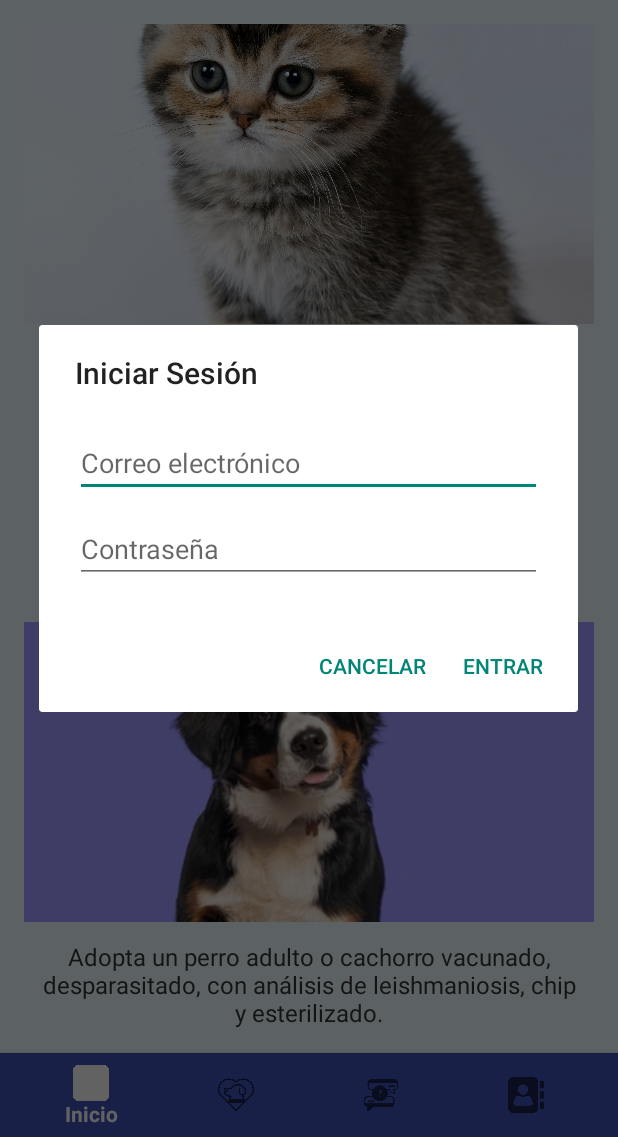
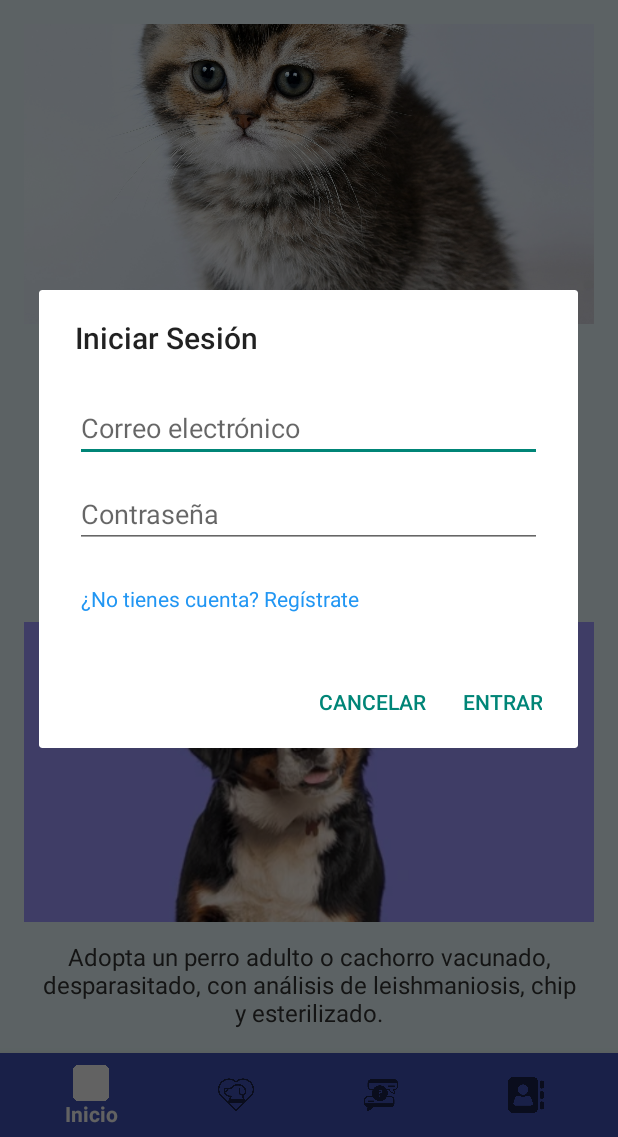
Before and after one commit to JesusRO0/AdoptaTuPetApp, an Android app built with Jetpack Compose: the screen it shows after launch (MainActivity), after a tap on "Entrar", on a phone screen of 412 x 824 dp, the part 99-1236 px from its top. Run offline under Robolectric (Android 15) with nearby library versions, the phone set to English and light mode, and no system bars; 1 other tap on this screen came first.

Commit message:
BBDD y login casi hecho

```diff
--- a/app/build.gradle.kts
+++ b/app/build.gradle.kts
@@ -55,6 +55,8 @@ dependencies {
     implementation(libs.androidx.navigation.fragment)
     implementation ("androidx.navigation:navigation-fragment-ktx:2.5.0")
     implementation ("androidx.navigation:navigation-ui-ktx:2.5.0")
+    implementation ("com.squareup.retrofit2:retrofit:2.9.0")
+    implementation ("com.squareup.retrofit2:converter-gson:2.9.0")
     testImplementation(libs.junit)
     androidTestImplementation(libs.androidx.junit)
     androidTestImplementation(libs.androidx.espresso.core)
--- a/app/src/main/AndroidManifest.xml
+++ b/app/src/main/AndroidManifest.xml
@@ -13,7 +13,7 @@
         android:theme="@style/Theme.AdoptaTuPet"
         tools:targetApi="31">
         <activity
-            android:name=".MainActivity"
+            android:name=".views.MainActivity"
             android:exported="true"
             android:label="@string/app_name"
             android:theme="@style/Theme.AdoptaTuPet">
--- /dev/null
+++ b/app/src/main/java/com/example/adoptatupet/controllers/UsuarioController.java
@@ -0,0 +1,4 @@
+package com.example.adoptatupet.controllers;
+
+public class UsuarioController {
+}
--- a/app/src/main/java/com/example/adoptatupet/MainActivity.java
+++ b/app/src/main/java/com/example/adoptatupet/views/MainActivity.java
@@ -1,9 +1,11 @@
-package com.example.adoptatupet;
+package com.example.adoptatupet.views;
 
 import android.os.Bundle;
 import android.view.MenuItem;
 import android.view.View;
+import android.widget.Button;
 import android.widget.EditText;
+import android.widget.TextView;
 import android.widget.Toast;
 
 import androidx.annotation.NonNull;
@@ -14,10 +16,11 @@ import androidx.appcompat.widget.Toolbar;
 import androidx.drawerlayout.widget.DrawerLayout;
 import androidx.fragment.app.Fragment;
 
-import com.example.adoptatupet.fragments.AdoptaFragment;
-import com.example.adoptatupet.fragments.ContactoFragment;
-import com.example.adoptatupet.fragments.ForoFragment;
-import com.example.adoptatupet.fragments.HomeFragment;
+import com.example.adoptatupet.R;
+import com.example.adoptatupet.views.fragments.AdoptaFragment;
+import com.example.adoptatupet.views.fragments.ContactoFragment;
+import com.example.adoptatupet.views.fragments.ForoFragment;
+import com.example.adoptatupet.views.fragments.HomeFragment;
 import com.google.android.material.bottomnavigation.BottomNavigationView;
 import com.google.android.material.navigation.NavigationView;
 
@@ -102,20 +105,61 @@ public class MainActivity extends AppCompatActivity {
     private void showLoginDialog() {
         View dialogView = getLayoutInflater().inflate(R.layout.dialog_login, null);
 
-        new AlertDialog.Builder(this)
-                .setTitle("Iniciar Sesión")
-                .setView(dialogView)
-                .setPositiveButton("Entrar", (dialog, which) -> {
-                    EditText emailEditText = dialogView.findViewById(R.id.emailEditText);
-                    EditText passwordEditText = dialogView.findViewById(R.id.passwordEditText);
+        EditText nameEditText = dialogView.findViewById(R.id.nameEditText);
+        EditText emailEditText = dialogView.findViewById(R.id.emailEditText);
+        EditText passwordEditText = dialogView.findViewById(R.id.passwordEditText);
+        TextView toggleTextView = dialogView.findViewById(R.id.toggleTextView);
 
-                    String email = emailEditText.getText().toString();
-                    String password = passwordEditText.getText().toString();
+        AlertDialog.Builder builder = new AlertDialog.Builder(this);
+        builder.setView(dialogView);
 
-                    // Aquí puedes validar e iniciar sesión
-                    Toast.makeText(this, "Email: " + email, Toast.LENGTH_SHORT).show();
-                })
-                .setNegativeButton("Cancelar", null)
-                .show();
+        final boolean[] isLoginMode = {true}; // Estado del modo actual
+
+        builder.setPositiveButton("Entrar", null); // Asignaremos manualmente luego
+        builder.setNegativeButton("Cancelar", (dialog, which) -> dialog.dismiss());
+
+        AlertDialog dialog = builder.create();
+        dialog.setTitle("Iniciar Sesión");
+
+        dialog.setOnShowListener(dialogInterface -> {
+            // Obtener botón Entrar/Registrar
+            Button positiveButton = dialog.getButton(AlertDialog.BUTTON_POSITIVE);
+
+            // Acción al pulsar el botón principal
+            positiveButton.setOnClickListener(v -> {
+                String email = emailEditText.getText().toString();
+                String password = passwordEditText.getText().toString();
+
+                if (isLoginMode[0]) {
+                    // Lógica de login
+                    Toast.makeText(this, "Iniciando sesión con " + email, Toast.LENGTH_SHORT).show();
+                    dialog.dismiss();
+                } else {
+                    String name = nameEditText.getText().toString();
+                    // Lógica de registro
+                    Toast.makeText(this, "Registrando: " + name + ", " + email, Toast.LENGTH_SHORT).show();
+                    dialog.dismiss();
+                }
+            });
+
+            // Alternar entre login y registro
+            toggleTextView.setOnClickListener(v -> {
+                isLoginMode[0] = !isLoginMode[0];
+                if (isLoginMode[0]) {
+                    nameEditText.setVisibility(View.GONE);
+                    dialog.setTitle("Iniciar Sesión");
+                    positiveButton.setText("Entrar");
+                    toggleTextView.setText("¿No tienes cuenta? Regístrate");
+                } else {
+                    nameEditText.setVisibility(View.VISIBLE);
+                    dialog.setTitle("Registro");
+                    positiveButton.setText("Registrarse");
+                    toggleTextView.setText("¿Ya tienes cuenta? Inicia sesión");
+                }
+            });
+        });
+
+        dialog.show();
     }
+
 }
--- a/app/src/main/java/com/example/adoptatupet/fragments/AdoptaFragment.java
+++ b/app/src/main/java/com/example/adoptatupet/views/fragments/AdoptaFragment.java
@@ -1,4 +1,4 @@
-package com.example.adoptatupet.fragments;
+package com.example.adoptatupet.views.fragments;
 
 import android.os.Bundle;
 import android.view.LayoutInflater;
--- a/app/src/main/java/com/example/adoptatupet/fragments/HomeFragment.java
+++ b/app/src/main/java/com/example/adoptatupet/views/fragments/HomeFragment.java
@@ -1,4 +1,4 @@
-package com.example.adoptatupet.fragments;
+package com.example.adoptatupet.views.fragments;
 
 import android.os.Bundle;
 import android.view.LayoutInflater;
--- a/app/src/main/res/layout/activity_main.xml
+++ b/app/src/main/res/layout/activity_main.xml
@@ -5,7 +5,7 @@
     android:id="@+id/drawer_layout"
     android:layout_width="match_parent"
     android:layout_height="match_parent"
-    tools:context=".MainActivity">
+    tools:context=".views.MainActivity">
 
     <androidx.coordinatorlayout.widget.CoordinatorLayout
         android:layout_width="match_parent"
--- a/app/src/main/res/layout/dialog_login.xml
+++ b/app/src/main/res/layout/dialog_login.xml
@@ -1,9 +1,19 @@
 <?xml version="1.0" encoding="utf-8"?>
 <LinearLayout xmlns:android="http://schemas.android.com/apk/res/android"
+    android:id="@+id/loginLayout"
     android:layout_width="match_parent"
     android:layout_height="wrap_content"
     android:orientation="vertical"
     android:padding="24dp">
+
+    <!-- Campo para nombre (solo visible en registro) -->
+    <EditText
+        android:id="@+id/nameEditText"
+        android:layout_width="match_parent"
+        android:layout_height="wrap_content"
+        android:hint="Nombre"
+        android:visibility="gone"
+        android:layout_marginBottom="12dp" />
 
     <EditText
         android:id="@+id/emailEditText"
@@ -20,4 +30,14 @@
         android:inputType="textPassword"
         android:layout_marginTop="12dp" />
 
+    <!-- Botón de alternar entre login y registro -->
+    <TextView
+        android:id="@+id/toggleTextView"
+        android:layout_width="wrap_content"
+        android:layout_height="wrap_content"
+        android:text="¿No tienes cuenta? Regístrate"
+        android:textColor="#2196F3"
+        android:textSize="14sp"
+        android:layout_marginTop="20dp"
+        android:padding="4dp" />
 </LinearLayout>
--- a/app/src/main/res/navigation/nav_graph.xml
+++ b/app/src/main/res/navigation/nav_graph.xml
@@ -6,25 +6,25 @@
 
     <fragment
         android:id="@+id/nav_home"
-        android:name="com.example.adoptatupet.fragments.HomeFragment"
+        android:name="com.example.adoptatupet.views.fragments.HomeFragment"
         android:label="Inicio"
         tools:layout="@layout/fragment_home" />
 
     <fragment
         android:id="@+id/nav_adopta"
-        android:name="com.example.adoptatupet.fragments.AdoptaFragment"
+        android:name="com.example.adoptatupet.views.fragments.AdoptaFragment"
         android:label="Adopta"
         tools:layout="@layout/fragment_adopta" />
 
     <fragment
         android:id="@+id/nav_foro"
-        android:name="com.example.adoptatupet.fragments.ForoFragment"
+        android:name="com.example.adoptatupet.views.fragments.ForoFragment"
         android:label="Foro"
         tools:layout="@layout/fragment_foro" />
 
     <fragment
         android:id="@+id/nav_contacto"
-        android:name="com.example.adoptatupet.fragments.ContactoFragment"
+        android:name="com.example.adoptatupet.views.fragments.ContactoFragment"
         android:label="Contacto"
         tools:layout="@layout/fragment_contacto" />
 </navigation>
```
Also changed, not shown: app/src/main/java/com/example/adoptatupet/models/Mensaje.java (added, +11 -0 lines), app/src/main/java/com/example/adoptatupet/models/Usuario.java (added, +38 -0 lines), app/src/main/java/com/example/adoptatupet/network/ApiClient.java (added, +19 -0 lines), app/src/main/java/com/example/adoptatupet/network/ApiService.java (added, +20 -0 lines), app/src/main/java/com/example/adoptatupet/views/fragments/ContactoFragment.java (renamed from app/src/main/java/com/example/adoptatupet/fragments/ForoFragment.java, +7 -5 lines), app/src/main/java/com/example/adoptatupet/views/fragments/ForoFragment.java (renamed from app/src/main/java/com/example/adoptatupet/fragments/ContactoFragment.java, +5 -7 lines).
